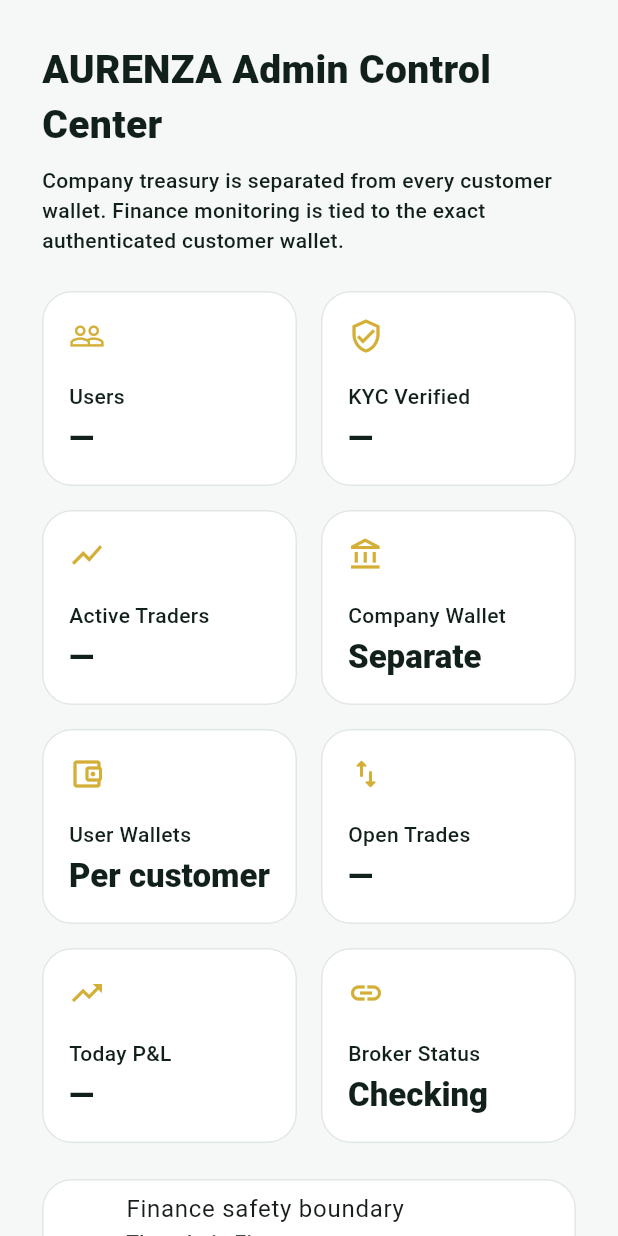
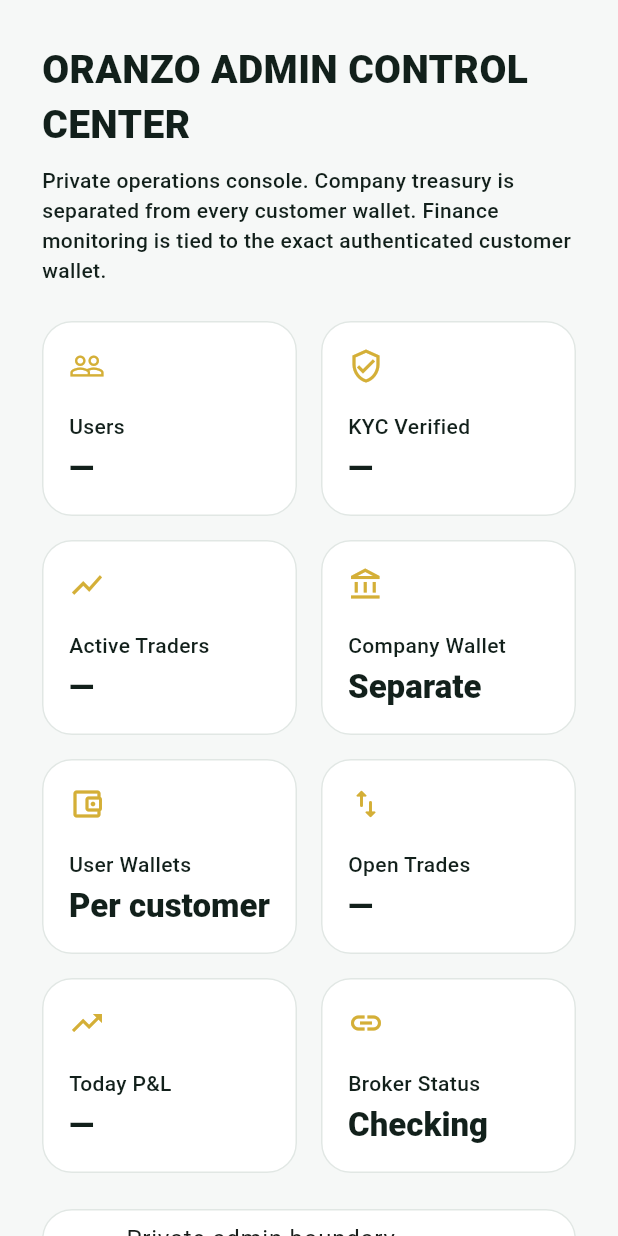
Before and after one commit to Asian-ubong/AURENZA-BROKER, a Flutter app: the _AdminOverview widget shown alone on an empty page, opened directly, on a phone screen of 412 x 824 dp. Run offline on Flutter 3.47's test engine with Material 3 defaults, Android fonts, the phone set to English and light mode, and no system bars; our stand-ins replace supabase_flutter; accounts and stored records are empty.

Commit message:
Brand admin console as private ORANZO ADMIN

```diff
--- a/lib/features/admin/admin_shell.dart
+++ b/lib/features/admin/admin_shell.dart
@@ -174,7 +174,7 @@
                     crossAxisAlignment: CrossAxisAlignment.start,
                     children: [
                       Text(
-                        'AURENZA',
+                        'ORANZO',
                         style: TextStyle(
                           color: Colors.white,
                           fontSize: 20,
@@ -183,7 +183,7 @@
                         ),
                       ),
                       Text(
-                        'ADMIN CONTROL',
+                        'ADMIN',
                         style: TextStyle(
                           color: Colors.white60,
                           fontSize: 10,
@@ -243,7 +243,7 @@
                   ),
                   SizedBox(width: 8),
                   Text(
-                    'AUTHORIZED ADMIN AREA',
+                    'PRIVATE ADMIN AREA',
                     style: TextStyle(
                       color: Colors.white70,
                       fontSize: 10,
@@ -287,7 +287,7 @@
                 const Spacer(),
                 const Chip(
                   avatar: Icon(Icons.shield_outlined, size: 16),
-                  label: Text('Admin'),
+                  label: Text('Private Admin'),
                 ),
               ],
             ),
@@ -324,12 +324,12 @@
       padding: const EdgeInsets.all(28),
       children: [
         const Text(
-          'AURENZA Admin Control Center',
+          'ORANZO ADMIN CONTROL CENTER',
           style: TextStyle(fontSize: 26, fontWeight: FontWeight.w900),
         ),
         const SizedBox(height: 8),
         const Text(
-          'Company treasury is separated from every customer wallet. '
+          'Private operations console. Company treasury is separated from every customer wallet. '
           'Finance monitoring is tied to the exact authenticated customer wallet.',
         ),
         const SizedBox(height: 24),
@@ -371,12 +371,11 @@
         const SizedBox(height: 24),
         const Card(
           child: ListTile(
-            leading: Icon(Icons.info_outline, color: AurenzaColors.gold),
-            title: Text('Finance safety boundary'),
+            leading: Icon(Icons.lock_outline, color: AurenzaColors.gold),
+            title: Text('Private admin boundary'),
             subtitle: Text(
-              'The admin Finance screen never treats a company balance as a '
-              'customer balance. Withdrawal workflows must resolve the '
-              'requesting user ID to that exact user wallet before approval.',
+              'Only authenticated users with an authorized admin role can enter this console. '
+              'Backend RLS and secure RPC authorization remain the final enforcement layer.',
             ),
           ),
         ),
@@ -423,7 +422,7 @@
   @override
   Widget build(BuildContext context) {
     return Scaffold(
-      appBar: AppBar(title: const Text('AURENZA Admin')),
+      appBar: AppBar(title: const Text('ORANZO ADMIN')),
       body: const Center(
         child: Padding(
           padding: EdgeInsets.all(32),
@@ -433,13 +432,15 @@
               Icon(Icons.lock_outline, size: 56, color: AurenzaColors.gold),
               SizedBox(height: 18),
               Text(
-                'Admin access required',
+                'Private admin access required',
                 style: TextStyle(fontSize: 24, fontWeight: FontWeight.w800),
+                textAlign: TextAlign.center,
               ),
               SizedBox(height: 10),
               Text(
                 'Your authenticated account does not have an authorized '
-                'AURENZA admin role.',
+                'ORANZO ADMIN role.',
+                textAlign: TextAlign.center,
               ),
             ],
           ),
```
